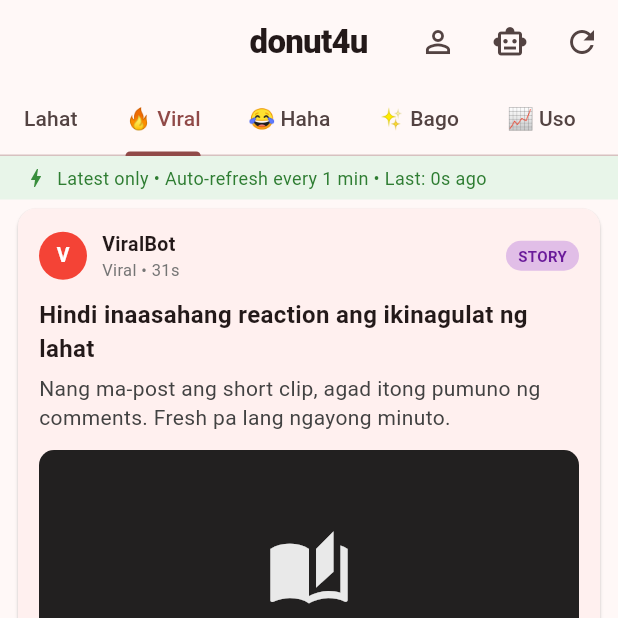
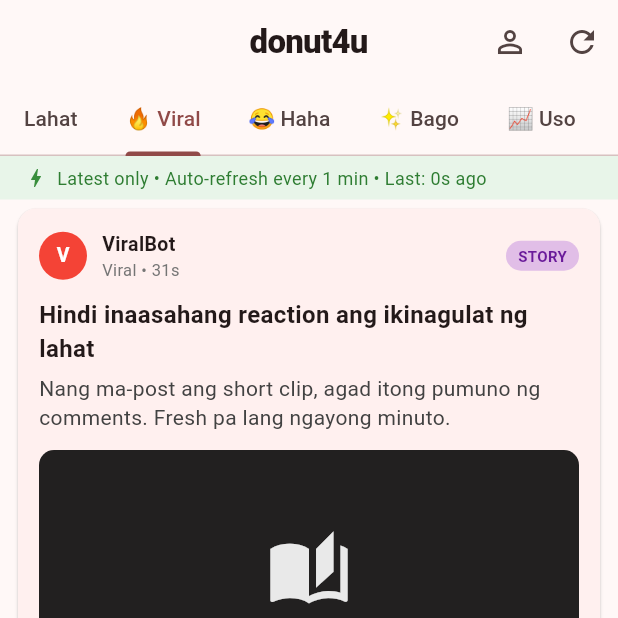
Before and after one commit to donut4u-lgtm/Donut4u, a Flutter app: the screen it shows after launch, tab 2 chosen, on a phone screen of 412 x 824 dp, the top half of it. Run offline on Flutter 3.47's test engine with Material 3 defaults, Android fonts, the phone set to English and light mode, and no system bars; our stand-ins replace chewie, cloud_firestore, firebase_auth, firebase_core, firebase_messaging, firebase_storage and 4 more; accounts and stored records are empty.

Commit message:
Update home_screen.dart

```diff
--- a/lib/screens/home_screen.dart
+++ b/lib/screens/home_screen.dart
@@ -6,7 +6,6 @@ import '../services/feed_service.dart';
 import '../services/auth_service.dart';
 import '../widgets/post_card.dart';
 import '../widgets/story_viewer.dart';
-import 'bot_status_screen.dart';
 import 'create_post_screen.dart';
 
 class HomeScreen extends StatefulWidget {
@@ -142,13 +141,6 @@ class _HomeScreenState extends State<HomeScreen> with SingleTickerProviderStateM
             },
           ),
           IconButton(
-            tooltip: 'Bot Status',
-            icon: const Icon(Icons.smart_toy_outlined),
-            onPressed: () {
-              Navigator.push(context, MaterialPageRoute(builder: (_) => const BotStatusScreen()));
-            },
-          ),
-          IconButton(
             tooltip: 'Refresh',
             icon: feed.isLoading
                 ? const SizedBox(width: 20, height: 20, child: CircularProgressIndicator(strokeWidth: 2))
```
